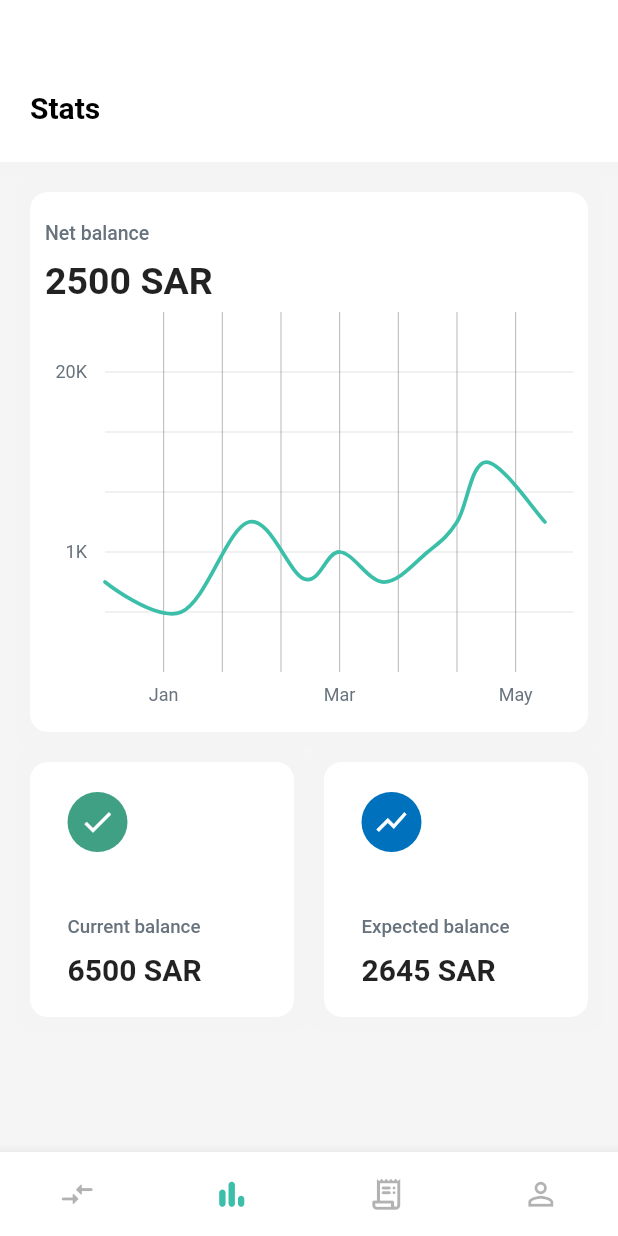
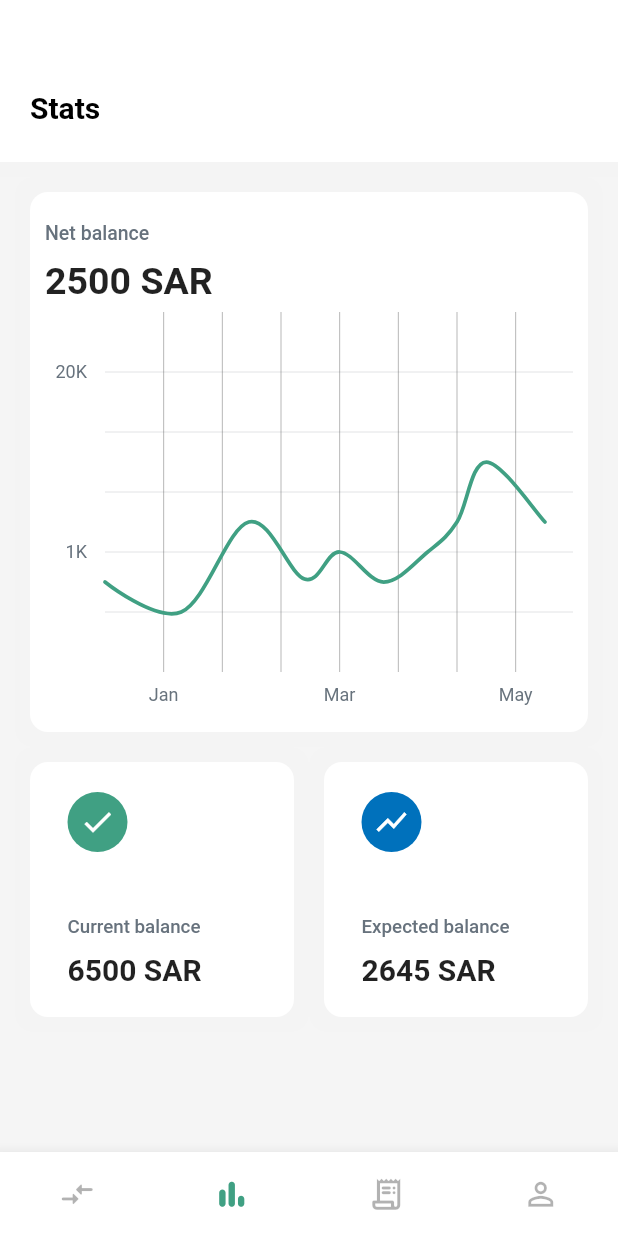
Before and after one commit to AlOmair-Batool/Khazna, a Flutter app: the RootApp screen opened directly, item 2 of the bottom bar chosen, on a phone screen of 412 x 824 dp. Run offline on Flutter 3.47's test engine with Material 2 defaults, Android fonts, the light colour scheme and no system bars; drawn by our look-alikes of animated_bottom_navigation_bar, fl_chart; our stand-ins replace animated_splash_screen, cloud_firestore, firebase_auth, firebase_core, flutter_icons, fluttertoast and 1 more; missing offline and left inert: telephony; accounts and stored records are empty; network calls fail.

```diff
--- a/lib/theme/colors.dart
+++ b/lib/theme/colors.dart
@@ -1,10 +1,10 @@
 import 'package:flutter/material.dart';
 
-const Color primary = Color(0xFF3CBFA9);
-const Color secondary = Color(0xFF0A967E);
+const Color primary= Color(0xFF40A083);
+const Color secondary = Color(0xFF4D908E);
 const Color black = Color(0xFF000000);
 const Color white = Color(0xFFFFFFFF);
 const Color grey = Colors.grey;
 const Color red = Color(0xFFec5766);
 const Color blue = Color(0xFF0071BC);
-const Color green= Color(0xFF4D908E);
+const Color  green = Color(0xFF3CBFA9);
```
